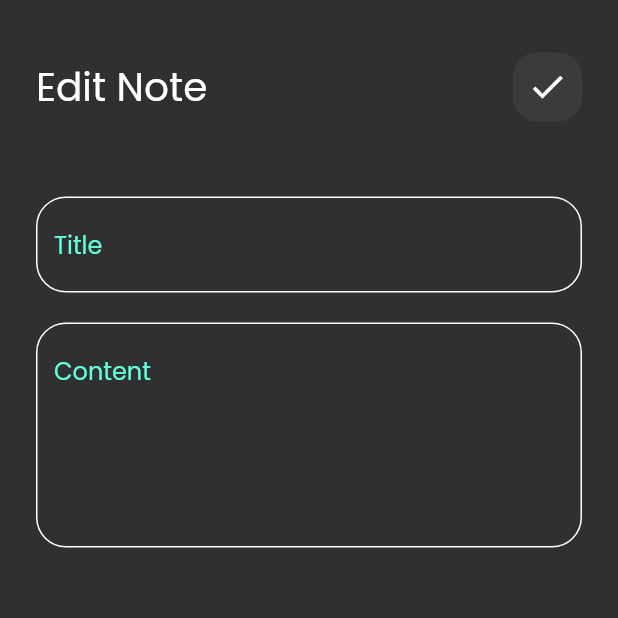
After one commit to mokh93/NoteApp, a Flutter app: the screen it shows after launch, after a tap on "Great Programmer", on a phone screen of 412 x 824 dp, the top half of it. The commit adds this screen. Run offline on Flutter 3.47's test engine with Material 2 defaults, Android fonts, the phone set to English and light mode, and no system bars.

Commit message:
finish ui

```diff
--- /dev/null
+++ b/noteapp/lib/Pages/edit_note_page.dart
@@ -0,0 +1,39 @@
+import 'package:flutter/material.dart';
+
+import '../widgets/custom_textfield.dart';
+import '../widgets/custome_appbar.dart';
+
+class EditNotePage extends StatelessWidget {
+  const EditNotePage({super.key});
+
+  @override
+  Widget build(BuildContext context) {
+    return Scaffold(
+      body: Padding(
+        padding: const EdgeInsets.symmetric(horizontal: 24),
+        child: Column(
+          children: [
+            const SizedBox(height: 35),
+            const CustomAppBar(
+              title: 'Edit Note',
+              icon: Icons.done,
+            ),
+            const SizedBox(
+              height: 50,
+            ),
+            CustomTextField(
+              hintText: 'Title',
+            ),
+            const SizedBox(
+              height: 20,
+            ),
+            CustomTextField(
+              hintText: 'Content',
+              maxLines: 5,
+            ),
+          ],
+        ),
+      ),
+    );
+  }
+}
--- a/noteapp/lib/widgets/note_item_card.dart
+++ b/noteapp/lib/widgets/note_item_card.dart
@@ -1,5 +1,6 @@
 import 'package:flutter/material.dart';
 
+import '../Pages/edit_note_page.dart';
 import 'card_listtile.dart';
 
 class NoteItem extends StatelessWidget {
@@ -7,7 +8,16 @@ class NoteItem extends StatelessWidget {
 
   @override
   Widget build(BuildContext context) {
-    return Container(
+    return GestureDetector(
+      onTap: () {
+        Navigator.push(
+          context,
+          MaterialPageRoute(
+            builder: (context) => const EditNotePage(),
+          ),
+        );
+      },
+      child: Container(
         margin: const EdgeInsets.only(bottom: 15),
         decoration: BoxDecoration(
           color: const Color(0xffffcd7a),
@@ -32,6 +42,7 @@ class NoteItem extends StatelessWidget {
             ],
           ),
         ),
+      ),
     );
   }
 }
```
Lines whose indentation alone changed are shown as unchanged.
